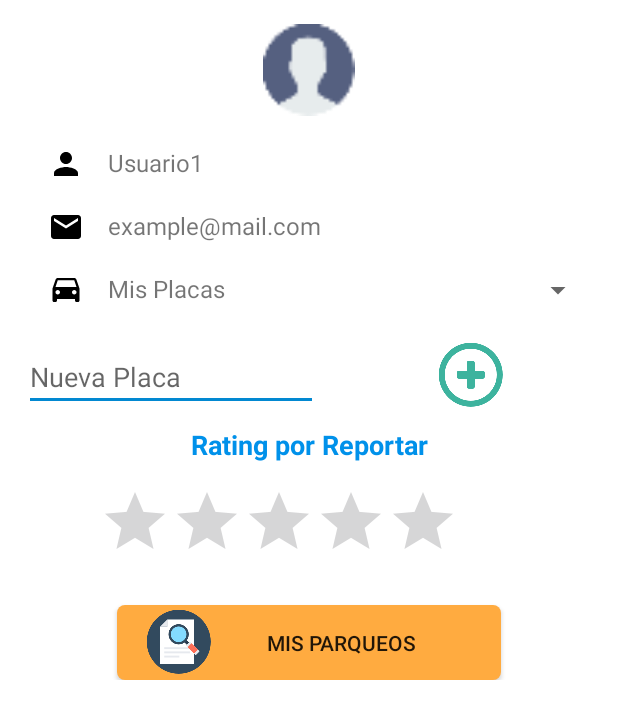
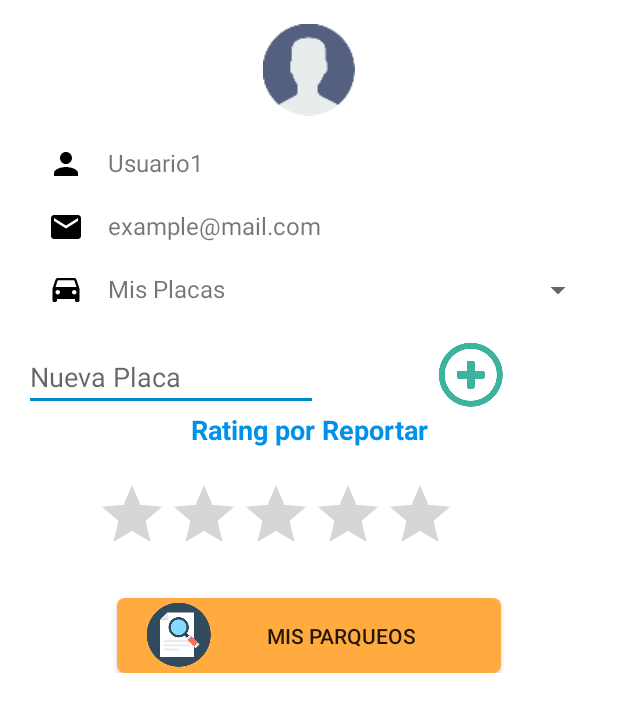
Before and after one commit to astrophoenix/parkea, an Android app: the layout content_principal.xml on its own in the app's theme, with its tools: preview values and no code run, on a phone screen of 412 x 824 dp. Shown: the top 719 px of the screen. Run offline under Robolectric (Android 15) with nearby library versions, the phone set to English and light mode, and no system bars.

Commit message:
Actualización Parkea con Actualización de disponibilidad

```diff
--- a/app/Parkea/app/src/main/java/amycorp/parkea/services/APIService.java
+++ b/app/Parkea/app/src/main/java/amycorp/parkea/services/APIService.java
@@ -9,9 +9,9 @@ import retrofit2.http.Path;
 
 public interface APIService {
 
-    final String BASE_URL = "http://10.0.2.2:8000/backend/"; //local emulador a bd
+    //final String BASE_URL = "http://10.0.2.2:8000/backend/"; //local emulador a bd
     //final String BASE_URL = "http://192.168.100.6:8000/backend/"; //local dispositivo a bd
-    //final String BASE_URL = "http://198.199.122.165:8000/backend/"; // remoto dispositivo a bd
+    final String BASE_URL = "http://198.199.122.165:8000/backend/"; // remoto dispositivo a bd
 
 
     @GET("validar_login/{correo}/{clave}")
--- a/app/Parkea/app/src/main/res/layout/content_principal.xml
+++ b/app/Parkea/app/src/main/res/layout/content_principal.xml
@@ -22,7 +22,8 @@
         android:layout_alignParentStart="true"
         android:baselineAligned="false"
         android:layout_alignParentTop="true"
-        android:paddingBottom="45dp">
+        android:paddingBottom="45dp"
+        android:weightSum="1">
 
         <ImageView
             android:layout_width="match_parent"
@@ -134,27 +135,28 @@
         <TextView
             android:text="Rating por Reportar"
             android:layout_width="match_parent"
-            android:layout_height="wrap_content"
+            android:layout_height="match_parent"
             android:id="@+id/textView10"
             android:textSize="18sp"
             android:textStyle="normal|bold"
             android:textColor="@color/colorPrimaryDark"
-            android:layout_marginTop="10dp"
-            android:layout_weight="0.30"
-            android:textAlignment="center" />
+            android:textAlignment="center"
+            android:layout_marginBottom="5dp"
+            android:layout_weight="0.09"
+            android:paddingBottom="10dp" />
 
         <RatingBar
             android:layout_width="wrap_content"
-            android:layout_height="wrap_content"
+            android:layout_height="match_parent"
             android:id="@+id/rtb_reportar"
             android:numStars="5"
             android:stepSize="0.1"
             android:isIndicator="true"
             android:clickable="true"
-            android:layout_marginLeft="50dp"
+            android:layout_marginLeft="48dp"
             android:progressBackgroundTint="@color/bootstrap_brand_danger"
             app:backgroundTint="@color/bootstrap_brand_danger"
-            android:layout_marginTop="15dp" />
+            android:layout_marginTop="5dp" />
 
         <Button
             android:layout_width="match_parent"
--- a/app/Parkea/app/src/main/res/layout/fragment_reportar.xml
+++ b/app/Parkea/app/src/main/res/layout/fragment_reportar.xml
@@ -52,7 +52,7 @@
             android:layout_height="wrap_content">
 
             <TextView
-                android:text="# Parqueos Ocupados"
+                android:text="# Parqueos Disponibles"
                 android:layout_width="match_parent"
                 android:layout_height="wrap_content"
                 android:id="@+id/lblOcupados"
```
Also changed, not shown: app/Parkea/app/src/main/res/drawable-xxhdpi/user.png, 1 other file.
